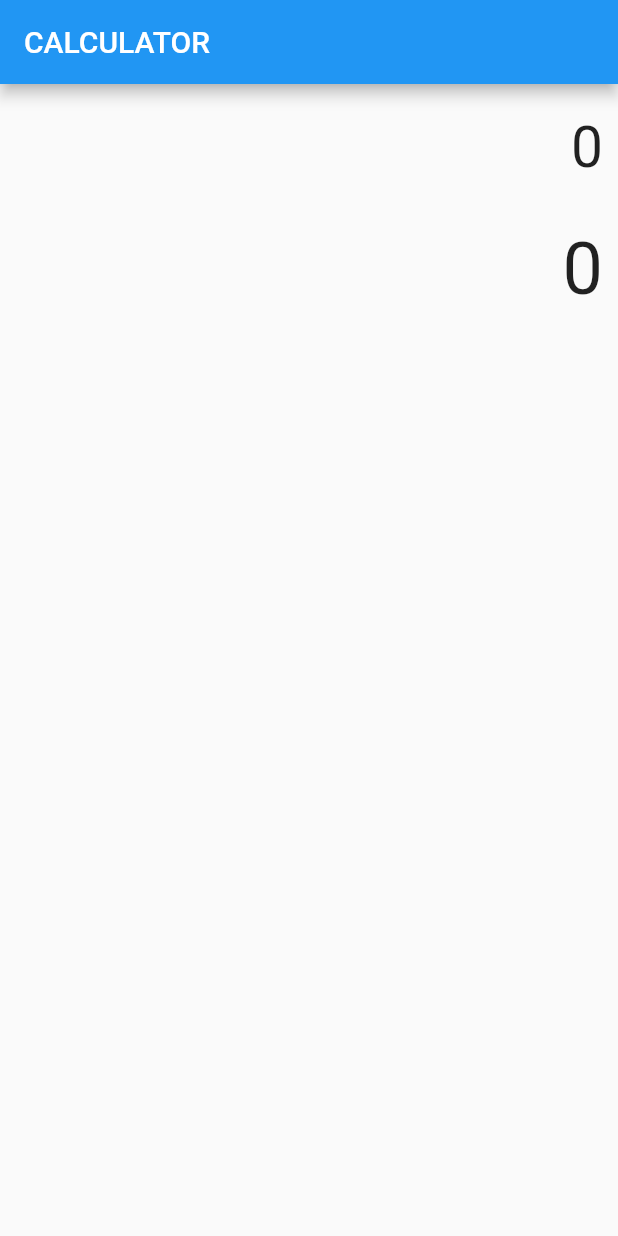
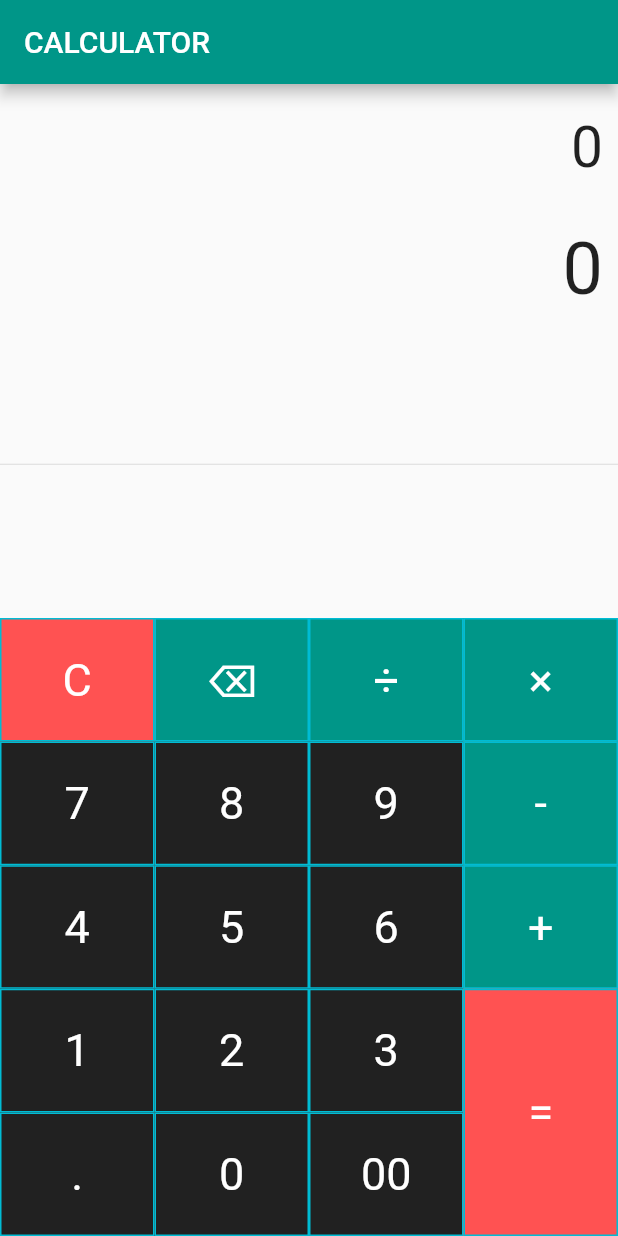
Before and after one commit to dbanik29/Calculator_Flutter_Widget_Testing, a Flutter app: the screen it shows after launch, on a phone screen of 412 x 824 dp. Run offline on Flutter 3.47's test engine with Material 2 defaults, Android fonts, the phone set to English and light mode, and no system bars; our stand-ins replace math_expressions.

Commit message:
2nd commit for calculator done

```diff
--- a/lib/main.dart
+++ b/lib/main.dart
@@ -1,5 +1,6 @@
-import 'package:flutter/cupertino.dart';
+//import 'package:flutter/cupertino.dart';
 import 'package:flutter/material.dart';
+import 'package:math_expressions/math_expressions.dart';
 
 void main(){
   runApp(Calculator());  //Created new class Calculator
@@ -11,7 +12,7 @@ class Calculator extends StatelessWidget{
     return MaterialApp(
       debugShowCheckedModeBanner: false,
       title: 'Calculator',
-      theme: ThemeData(primarySwatch: Colors.blue),
+      theme: ThemeData(primarySwatch: Colors.teal),
       home: SimpleCalculator(),
     );
   }
@@ -23,6 +24,84 @@ class SimpleCalculator extends StatefulWidget {
 }
 
 class _SimpleCalculatorState extends State<SimpleCalculator> {
+  String equation = "0";
+  String result = "0";
+  String expression = "";
+  double equationFontSize = 38.0;
+  double resultFontSize = 48.0;
+
+  buttonPressed(String buttonText){
+    setState(() {
+      if(buttonText == "C"){
+        equation = "0";
+        result = "0";
+        equationFontSize = 38.0;
+        resultFontSize = 48.0;
+      }
+      else if(buttonText == "⌫"){
+        equationFontSize = 38.0;
+        resultFontSize = 48.0;
+        equation = equation.substring(0, equation.length - 1);
+        if(equation == ""){
+          equation = "0";
+        }
+      }
+      else if(buttonText == "="){
+        equationFontSize = 38.0;
+        resultFontSize = 48.0;
+
+        expression = equation;
+        expression = expression.replaceAll('×', '*');
+        expression = expression.replaceAll('÷', '/');
+
+        try{
+          Parser p = Parser();
+          Expression exp = p.parse(expression);
+          ContextModel cm = ContextModel();
+          result = '${exp.evaluate(EvaluationType.REAL, cm)}';
+        }catch(e){
+          result = "Error";
+        }
+      }
+      else{
+        equationFontSize = 38.0;
+        resultFontSize = 48.0;
+        if(equation == "0"){
+          equation = buttonText;
+        }else{
+          equation = equation + buttonText;
+        }
+      }
+    });
+  }
+
+  Widget buildButton(String buttonText, double buttonHeight, Color buttonColor){
+    return Container(
+      height: MediaQuery.of(context).size.height * 0.1 * buttonHeight,
+      color: buttonColor,
+      child: FlatButton (
+          shape: RoundedRectangleBorder(
+              borderRadius: BorderRadius.circular(0.0),
+              side: BorderSide(
+                  color: Colors.cyan,
+                  width: 1,
+                  style: BorderStyle.solid
+              )
+          ),
+          padding: EdgeInsets.all(16.0),
+          onPressed: () => buttonPressed(buttonText),
+          child: Text(
+            buttonText,
+            style: TextStyle(
+                fontSize: 30.0,
+                fontWeight: FontWeight.normal,
+                color: Colors.white
+            ),
+          )
+      ),
+    );
+  }
+
   @override
   Widget build(BuildContext context) {
     return Scaffold(
@@ -32,14 +111,101 @@ class _SimpleCalculatorState extends State<SimpleCalculator> {
           Container(
             alignment: Alignment.centerRight,
             padding: EdgeInsets.fromLTRB(10, 20, 10, 0),
-            child: Text("0", style: TextStyle(fontSize: 38.0),),
+            child: Text(equation, style: TextStyle(fontSize: equationFontSize),),
           ),
+
           Container(
             alignment: Alignment.centerRight,
             padding: EdgeInsets.fromLTRB(10, 30, 10, 0),
-            child: Text("0", style: TextStyle(fontSize: 48.0),),
+            child: Text(result, style: TextStyle(fontSize: resultFontSize),),
           ),
 
+          Expanded(
+            child: Divider(),
+          ),
+
+          Row(
+            mainAxisAlignment: MainAxisAlignment.center,
+            children: <Widget>[
+              Container(
+                width: MediaQuery.of(context).size.width * .75,
+                child: Table(
+                  children: [
+                    TableRow(
+                      children: [
+                        buildButton("C", 1, Colors.redAccent),
+                        buildButton("⌫", 1, Colors.teal),  //Clear Sign
+                        buildButton("÷", 1, Colors.teal),
+                      ]
+                    ),
+
+                    TableRow(
+                        children: [
+                          buildButton("7", 1, Colors.black87),
+                          buildButton("8", 1, Colors.black87),
+                          buildButton("9", 1, Colors.black87),
+                        ]
+                    ),
+
+                    TableRow(
+                        children: [
+                          buildButton("4", 1, Colors.black87),
+                          buildButton("5", 1, Colors.black87),
+                          buildButton("6", 1, Colors.black87),
+                        ]
+                    ),
+
+                    TableRow(
+                        children: [
+                          buildButton("1", 1, Colors.black87),
+                          buildButton("2", 1, Colors.black87),
+                          buildButton("3", 1, Colors.black87),
+                        ]
+                    ),
+
+                    TableRow(
+                        children: [
+                          buildButton(".", 1, Colors.black87),
+                          buildButton("0", 1, Colors.black87),
+                          buildButton("00", 1, Colors.black87),
+                        ]
+                    ),
+                  ],
+                ),
+              ),
+
+              Container(
+                width: MediaQuery.of(context).size.width * 0.25,
+                child: Table(
+                  children: [
+                    TableRow(
+                      children: [
+                        buildButton("×", 1, Colors.teal),  //Clear Sign
+                      ]
+                    ),
+
+                    TableRow(
+                        children: [
+                          buildButton("-", 1, Colors.teal),  //Clear Sign
+                        ]
+                    ),
+
+                    TableRow(
+                        children: [
+                          buildButton("+", 1, Colors.teal),  //Clear Sign
+                        ]
+                    ),
+
+                    TableRow(
+                        children: [
+                          buildButton("=", 2, Colors.redAccent),  //Clear Sign
+                        ]
+                    ),
+                  ],
+                ),
+              )
+            ],
+          )
         ],
       ),
     );
--- a/pubspec.yaml
+++ b/pubspec.yaml
@@ -28,6 +28,7 @@ dependencies:
   # The following adds the Cupertino Icons font to your application.
   # Use with the CupertinoIcons class for iOS style icons.
   cupertino_icons: ^1.0.2
+  math_expressions: ^2.2.0
 
 dev_dependencies:
   flutter_test:
```
Also changed, not shown: pubspec.lock.
